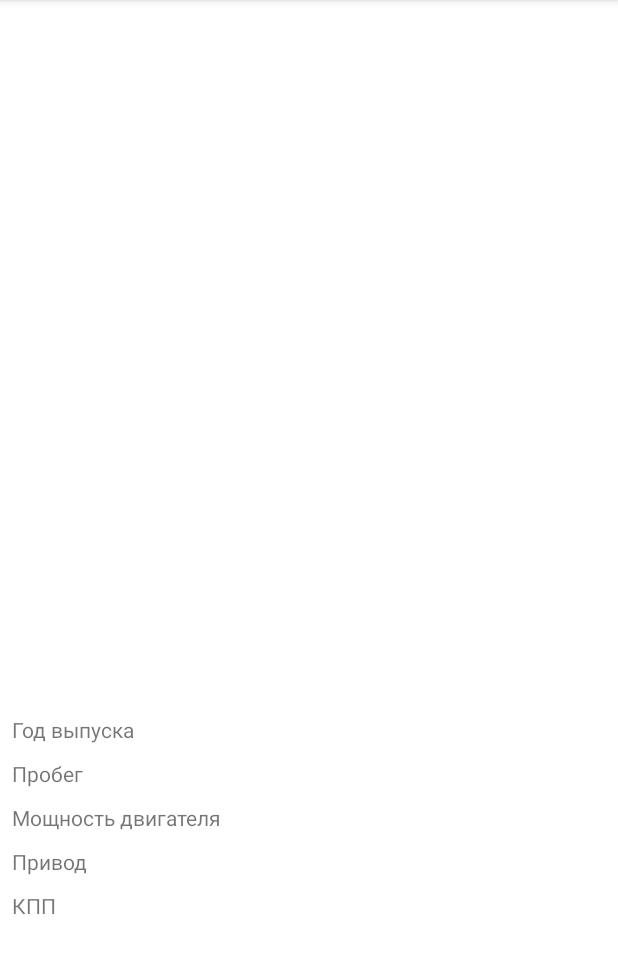
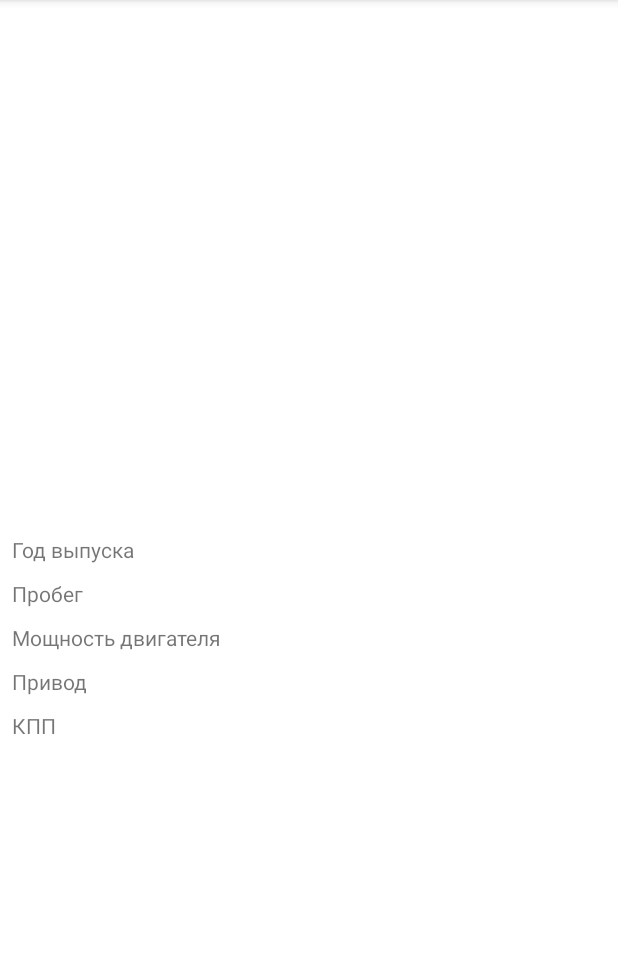
Before and after one commit to Odyvannnn/CarSales, an Android app: the AdActivity screen opened directly, with no data from a screen before it, on a phone screen of 412 x 824 dp, the part 84-1057 px from its top. Run offline under Robolectric (Android 15) with nearby library versions, the phone set to English and light mode, and no system bars; 1 statement that could not run was skipped.

Commit message:
renamed item.xml to ads_list_item.xml + small design fix

```diff
--- a/app/src/main/java/com/main/carsales/adapters/AdAdapter.kt
+++ b/app/src/main/java/com/main/carsales/adapters/AdAdapter.kt
@@ -37,7 +37,7 @@ class AdAdapter(private val adList: ArrayList<Ad>)
     }
 
     override fun onCreateViewHolder(parent: ViewGroup, viewType: Int): AdViewHolder {
-        val adView = LayoutInflater.from(parent.context).inflate(R.layout.item, parent, false)
+        val adView = LayoutInflater.from(parent.context).inflate(R.layout.ads_list_item, parent, false)
         return AdViewHolder(adView, mListener)
     }
 
--- a/app/src/main/res/layout/activity_ad.xml
+++ b/app/src/main/res/layout/activity_ad.xml
@@ -58,7 +58,7 @@
             <androidx.viewpager2.widget.ViewPager2
                 android:id="@+id/view_pager"
                 android:layout_width="match_parent"
-                android:layout_height="400dp"
+                android:layout_height="280dp"
             />
 
             <TableLayout
--- a/app/src/main/res/layout/fragment_home.xml
+++ b/app/src/main/res/layout/fragment_home.xml
@@ -15,7 +15,7 @@
                     android:id="@+id/recyclerView"
                     android:layout_width="match_parent"
                     android:layout_height="match_parent"
-                    tools:listitem="@layout/item"
+                    tools:listitem="@layout/ads_list_item"
                     app:layout_constraintBottom_toBottomOf="parent"
                     app:layout_constraintEnd_toEndOf="parent"
                     app:layout_constraintStart_toStartOf="parent"
```
Also changed, not shown: app/src/main/res/layout/ads_list_item.xml (renamed from app/src/main/res/layout/item.xml).
